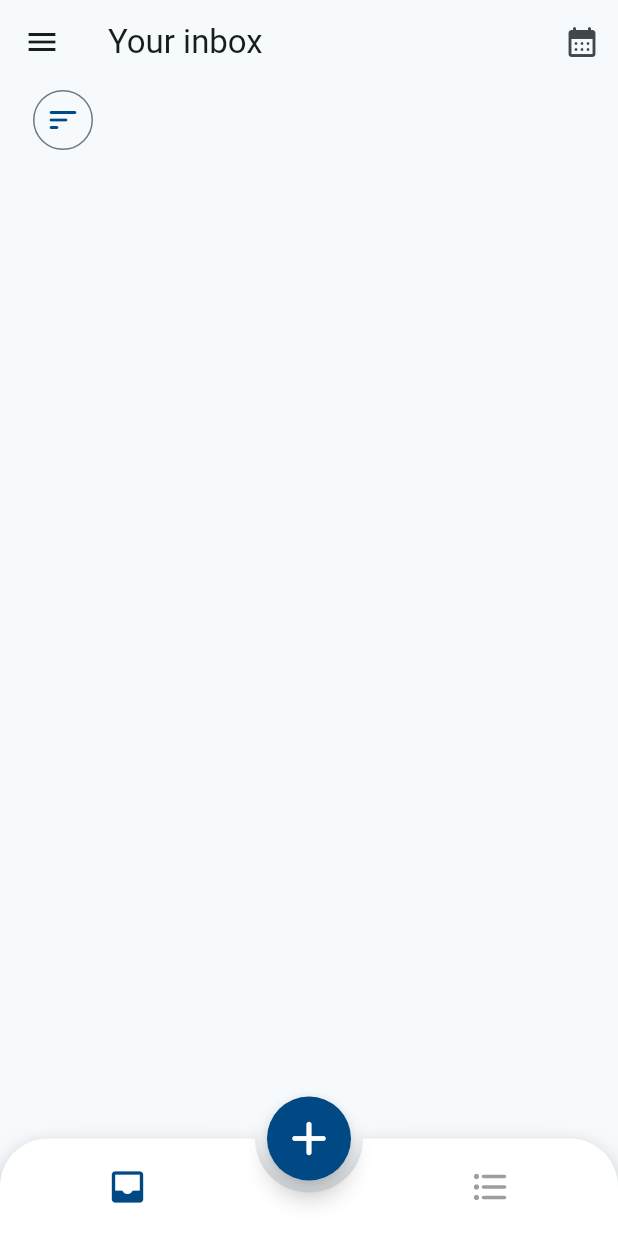
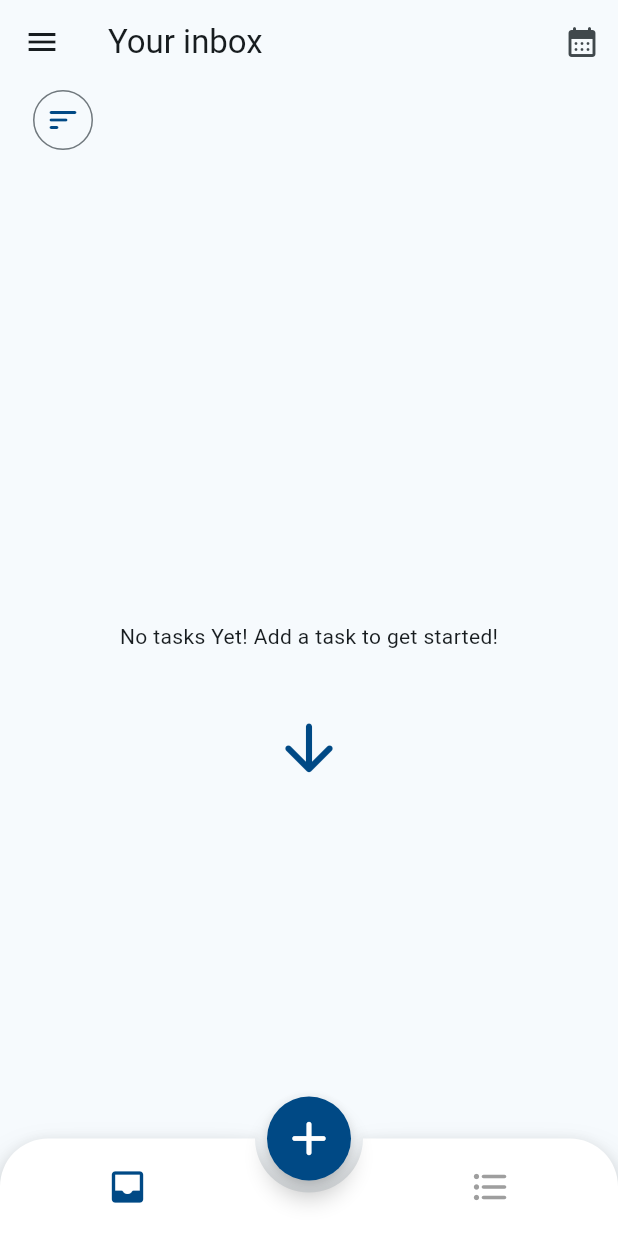
Before and after one commit to Rics-Dev/uNote, a Flutter app: the HomePage screen opened directly, on a phone screen of 412 x 824 dp. Run offline on Flutter 3.47's test engine with Material 3 defaults, Android fonts, the phone set to English and light mode, and no system bars; drawn by our look-alikes of animated_bottom_navigation_bar; our stand-ins replace appwrite, badges, go_router, google_fonts, shared_preferences, table_calendar and 1 more; missing offline and left inert: msh_checkbox, sign_button, top_modal_sheet; accounts and stored records are empty; Roboto replaces fonts that are missing (Onest); statements that could not run were skipped.

Commit message:
MAJOR INBOX UPDATE

```diff
--- a/lib/models/tasks.dart
+++ b/lib/models/tasks.dart
@@ -7,7 +7,6 @@ class Task {
   String content; // Content of the task.
   String id; // Unique identifier for the task.
   List<String> tags; // List of tags associated with the task.
-  bool favorite; // Indicates whether the task is marked as a favorite.
   bool isDone; // Indicates whether the task is completed.
   DateTime createdAt; // Date and time when the task was created.
   DateTime updatedAt; // Date and time when the task was last updated.
@@ -17,7 +16,6 @@ class Task {
     required this.content, // Content is required.
     required this.id, // ID is required.
     this.tags = const [], // Tags are optional, initialized as an empty list by default.
-    this.favorite = false, // Favorite status is optional, initialized as false by default.
     this.isDone = false, // Completion status is optional, initialized as false by default.
     required this.createdAt, // Creation time is required.
     required this.updatedAt, // Update time is required.
@@ -32,7 +30,6 @@ class Task {
         content: json["content"], // Extracting content from the Map.
         id: json["\u0024id"] ?? "", // Extracting ID from the Map, with fallback to an empty string if not present.
         tags: List<String>.from(json["tags"].map((x) => x is Map ? x["tagname"] : x)), // Extracting and formatting tags from the Map.
-        favorite: json["favorite"], // Extracting favorite status from the Map.
         isDone: json["isDone"], // Extracting completion status from the Map.
         createdAt: DateTime.parse(json["\u0024createdAt"]), // Parsing creation time from string to DateTime.
         updatedAt: DateTime.parse(json["\u0024updatedAt"]), // Parsing update time from string to DateTime.
@@ -48,7 +45,6 @@ class Task {
       "content": content, // Adding content to the Map.
       "\u0024id": id, // Adding ID to the Map with special prefix.
       "tags": tags, // Adding tags to the Map.
-      "favorite": favorite, // Adding favorite status to the Map.
       "isDone": isDone, // Adding completion status to the Map.
       "\u0024createdAt": createdAt.toIso8601String(), // Adding creation time to the Map in ISO 8601 format.
       "\u0024updatedAt": updatedAt.toIso8601String(), // Adding update time to the Map in ISO 8601 format.
--- a/lib/pages/inbox_page.dart
+++ b/lib/pages/inbox_page.dart
@@ -29,6 +29,8 @@ class InboxPage extends StatelessWidget {
             tags: tags,
             context: context,
             tasksAPI: tasksAPI),
+
+
         TasksViewInboxPage(filteredTasks: filteredTasks),
       ],
     );
--- a/lib/widgets/inboxPage/tasks_view_inboxpage.dart
+++ b/lib/widgets/inboxPage/tasks_view_inboxpage.dart
@@ -2,63 +2,104 @@ import 'package:flutter/material.dart';
 import 'package:msh_checkbox/msh_checkbox.dart';
 import 'package:provider/provider.dart';
 
+import '../../models/tasks.dart';
 import '../../providers/drag_provider.dart';
 import '../../providers/task_provider.dart';
 
 class TasksViewInboxPage extends StatelessWidget {
   const TasksViewInboxPage({
-    super.key,
+    Key? key,
     required this.filteredTasks,
-  });
+  }) : super(key: key);
 
-  final List filteredTasks;
+  final List<Task> filteredTasks;
 
   @override
   Widget build(BuildContext context) {
+    final doneTasks = filteredTasks.where((task) => task.isDone).toList();
+    final notDoneTasks = filteredTasks.where((task) => !task.isDone).toList();
+
     return Expanded(
-      child: ListView.builder(
-        itemCount: filteredTasks.length,
+      child: filteredTasks.isEmpty
+          ? const Center(
+              child: Column(
+                mainAxisAlignment: MainAxisAlignment.center,
+                children: [
+                  Text('No tasks Yet! Add a task to get started!'),
+                  SizedBox(height: 40),
+                  Icon(
+                    Icons.arrow_downward_rounded,
+                    size: 50,
+                    color: Color.fromARGB(255, 0, 73, 133),
+                  )
+                ],
+              ),
+            )
+          : ListView.builder(
+              itemCount: notDoneTasks.length + (doneTasks.isNotEmpty ? 1 : 0),
               itemBuilder: (context, index) {
+                return buildTaskItem(context, notDoneTasks, doneTasks, index);
+              },
+            ),
+    );
+  }
+
+  Widget buildTaskItem(
+    BuildContext context,
+    List<Task> notDoneTasks,
+    List<Task> doneTasks,
+    int index,
+  ) {
+    if (index < notDoneTasks.length) {
+      return buildTaskWidget(context, notDoneTasks[index], index);
+    } else {
+      return doneTasks.isNotEmpty
+          ? doneTasksList(context, doneTasks)
+          : const SizedBox();
+    }
+  }
+
+  Widget buildTaskWidget(BuildContext context, Task task, index) {
     return LongPressDraggable(
-            dragAnchorStrategy:
-                (Draggable<Object> _, BuildContext __, Offset ___) =>
+      dragAnchorStrategy: (Draggable<Object> _, BuildContext __, Offset ___) =>
           const Offset(70, 70),
-            // delay: const Duration(milliseconds: 100),
+      key: ValueKey(task),
+      data: task.id,
       onDragStarted: () {
         context.read<DragStateProvider>().startDrag(index);
       },
       onDragEnd: (data) {
         context.read<DragStateProvider>().endDrag();
       },
-            key: ValueKey(filteredTasks[index]),
-            data: filteredTasks[index].id,
-            feedback: Card(
-              color: Colors.blue[100],
-              child: Container(
-                padding: const EdgeInsets.all(10),
-                child: Text(filteredTasks[index].content),
-              ),
-            ),
+      feedback: buildTaskCard(task),
       childWhenDragging: const SizedBox(),
-            child: DragTarget(
+      child: buildDragTarget(context, task),
+    );
+  }
+
+  Widget buildDragTarget(BuildContext context, Task task) {
+    return DragTarget(
       builder: (context, incoming, rejected) {
-                // final isDragging =
-                //     Provider.of<DragStateProvider>(context).isDragging;
-
-                return Column(
-                  children: [
-                    GestureDetector(
+        return GestureDetector(
           onTap: () {
             showTaskDetails(context);
           },
           child: Padding(
             padding: const EdgeInsets.fromLTRB(18, 12, 18, 0),
-                        child: Container(
+            child: buildTaskContainer(context, task, incoming),
+          ),
+        );
+      },
+      // Drag target callbacks...
+    );
+  }
+
+  Widget buildTaskContainer(
+      BuildContext context, Task task, List<Object?> incoming) {
+    return Container(
       width: double.infinity,
       decoration: BoxDecoration(
-                            color: incoming.isNotEmpty
-                                ? Colors.blue[100]
-                                : Colors.blue[50],
+        color: incoming.isNotEmpty ? Colors.blue[100] : Colors.blue[50],
         borderRadius: BorderRadius.circular(12),
       ),
       padding: const EdgeInsets.all(16),
@@ -66,54 +107,63 @@ class TasksViewInboxPage extends StatelessWidget {
         children: [
           MSHCheckbox(
             size: 22,
-                                value: filteredTasks[index].isDone,
-                                colorConfig:
-                                    MSHColorConfig.fromCheckedUncheckedDisabled(
-                                  checkedColor:
-                                      const Color.fromARGB(255, 0, 73, 133),
+            value: task.isDone,
+            colorConfig: MSHColorConfig.fromCheckedUncheckedDisabled(
+              checkedColor: const Color.fromARGB(255, 0, 73, 133),
             ),
             style: MSHCheckboxStyle.fillScaleColor,
             onChanged: (selected) {
-                                  context.read<TasksAPI>().updateTask(
-                                        filteredTasks[index].id,
-                                        isDone: selected,
-                                      );
+              context.read<TasksAPI>().updateTask(task.id, isDone: selected);
             },
           ),
-                              const SizedBox(
-                                width: 10,
-                              ),
+          const SizedBox(width: 10),
           Expanded(
-                                child: Text(filteredTasks[index].content,
+            child: Text(
+              task.content,
               style: TextStyle(
                 fontSize: 14,
-                                        decoration:
-                                            filteredTasks[index].isDone == true
+                decoration: task.isDone
                     ? TextDecoration.lineThrough
                     : TextDecoration.none,
-                                        color:
-                                            filteredTasks[index].isDone == true
-                                                ? Colors.grey
-                                                : Colors.black)),
+                color: task.isDone ? Colors.grey : Colors.black,
+              ),
+            ),
+          ),
+        ],
+      ),
+    );
+  }
+
+  Widget buildTaskCard(Task task) {
+    return Card(
+      color: Colors.blue[100],
+      child: Container(
+        padding: const EdgeInsets.all(10),
+        child: Text(task.content),
+      ),
+    );
+  }
+
+  Widget doneTasksList(BuildContext context, List<Task> doneTasks) {
+    return Padding(
+      padding: const EdgeInsets.fromLTRB(18, 12, 18, 0),
+      child: Card(
+        child: Theme(
+          data: Theme.of(context).copyWith(dividerColor: Colors.transparent),
+          child: ExpansionTile(
+            title: Text('Done tasks (${doneTasks.length})'),
+            children: [
+              ListView.builder(
+                shrinkWrap: true,
+                physics: const NeverScrollableScrollPhysics(),
+                itemCount: doneTasks.length,
+                itemBuilder: (BuildContext context, int index) {
+                  return buildTaskWidget(context, doneTasks[index], index);
+                },
               ),
             ],
           ),
         ),
-                      ),
-                    ),
-                  ],
-                );
-              },
-              onWillAccept: (data) => true,
-              onAccept: (data) {
-                final oldIndex =
-                    context.read<DragStateProvider>().originalIndex;
-                final newIndex = index;
-                context.read<TasksAPI>().updateTasksOrder(oldIndex, newIndex);
-              },
-            ),
-          );
-        },
       ),
     );
   }
@@ -183,4 +233,8 @@ class TasksViewInboxPage extends StatelessWidget {
       },
     );
   }
+
+  _filterNotDoneTasks(List filteredTasks) {
+    return filteredTasks.where((task) => !task.isDone).toList();
   }
+}
```
Also changed, not shown: lib/providers/task_provider.dart (+9 -8 lines). Lines whose indentation alone changed are shown as unchanged.
